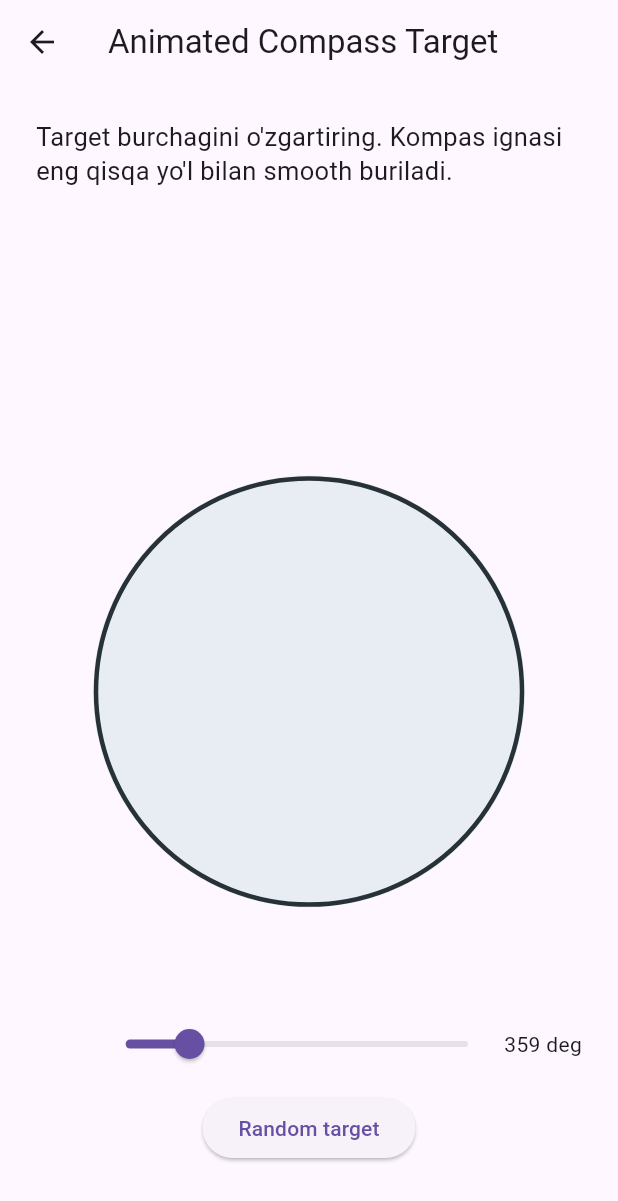
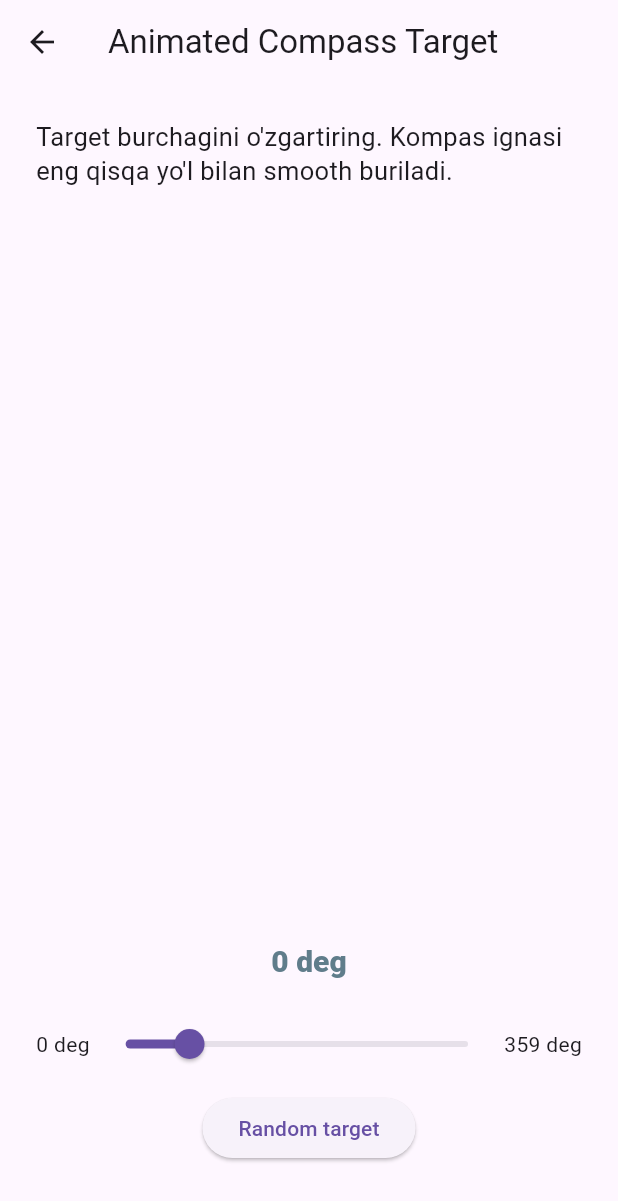
Before and after one commit to Dimamaman/scroll_to_perfection, a Flutter app: the Ex21AnimatedCompassTarget screen opened by its route, on a phone screen of 412 x 824 dp. Shown: the top 1201 px of the screen. Run offline on Flutter 3.47's test engine with Material 3 defaults, Android fonts, the phone set to English and light mode, and no system bars; our stand-ins replace flutter_hooks, font_awesome_flutter.

```diff
--- a/lib/exercises/ex21_animated_compass_target.dart
+++ b/lib/exercises/ex21_animated_compass_target.dart
@@ -90,21 +90,21 @@ class _Ex21AnimatedCompassTargetState extends State<Ex21AnimatedCompassTarget>
               style: TextStyle(fontSize: 17, height: 1.35),
             ),
             const Spacer(),
-            AnimatedBuilder(
-              animation:
-                  Listenable.merge([_pulseController, _needleController]),
-              builder: (context, child) {
-                return CustomPaint(
-                  size: const Size(300, 300),
-                  painter: _CompassPainter(
-                    needleAngle: shownAngle,
-                    targetAngle: _targetAngle,
-                    pulse: _pulseController.value,
-                    isLocked: _isLocked,
-                  ),
-                );
-              },
-            ),
+            // AnimatedBuilder(
+            //   animation:
+            //       Listenable.merge([_pulseController, _needleController]),
+            //   builder: (context, child) {
+            //     return CustomPaint(
+            //       size: const Size(300, 300),
+            //       painter: _CompassPainter(
+            //         needleAngle: shownAngle,
+            //         targetAngle: _targetAngle,
+            //         pulse: _pulseController.value,
+            //         isLocked: _isLocked,
+            //       ),
+            //     );
+            //   },
+            // ),
             const SizedBox(height: 18),
             AnimatedDefaultTextStyle(
               duration: const Duration(milliseconds: 200),
```
